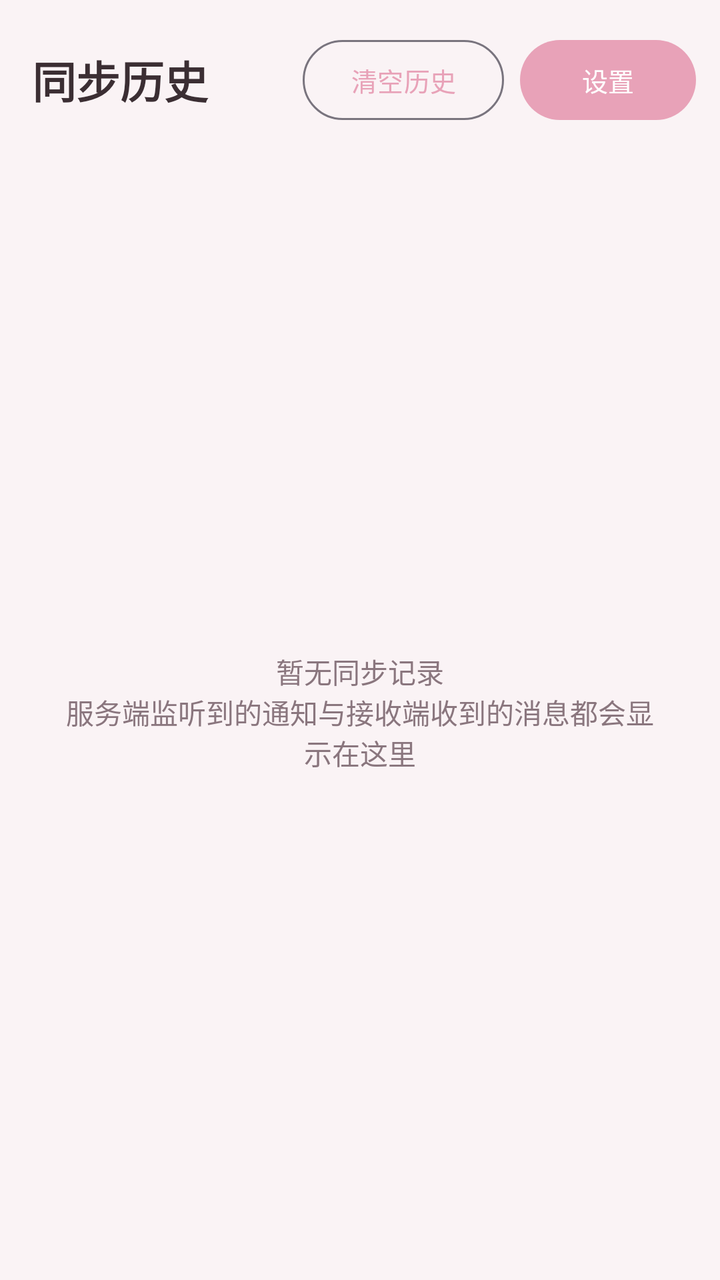
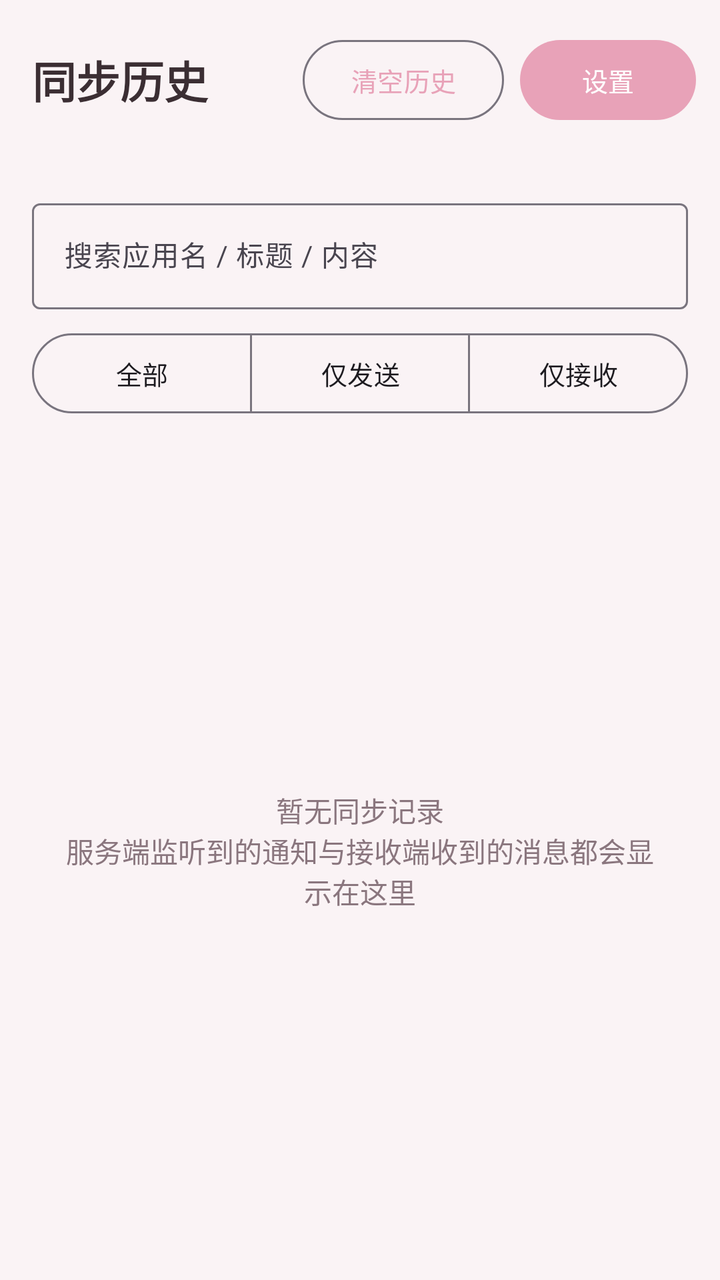

Two renders of the same Android screen: before a commit and after it. Below are the layout's source before the change and the commit's diff.
<!-- AndroidManifest.xml: application theme Theme.MuHanSync -->
<!-- res/layout/activity_main.xml -->
<?xml version="1.0" encoding="utf-8"?>
<LinearLayout xmlns:android="http://schemas.android.com/apk/res/android"
    xmlns:app="http://schemas.android.com/apk/res-auto"
    android:layout_width="match_parent"
    android:layout_height="match_parent"
    android:background="@color/background"
    android:fitsSystemWindows="true"
    android:orientation="vertical">

    
    <LinearLayout
        android:layout_width="match_parent"
        android:layout_height="wrap_content"
        android:orientation="horizontal"
        android:gravity="center_vertical"
        android:paddingStart="16dp"
        android:paddingTop="16dp"
        android:paddingEnd="12dp"
        android:paddingBottom="8dp">

        <TextView
            android:layout_width="0dp"
            android:layout_height="wrap_content"
            android:layout_weight="1"
            android:text="@string/history_title"
            android:textColor="@color/text_main"
            android:textSize="22sp"
            android:textStyle="bold" />

        <com.google.android.material.button.MaterialButton
            android:id="@+id/btnClear"
            style="?attr/materialButtonOutlinedStyle"
            android:layout_width="wrap_content"
            android:layout_height="wrap_content"
            android:text="@string/history_clear"
            android:textSize="13sp" />

        <com.google.android.material.button.MaterialButton
            android:id="@+id/btnSettings"
            android:layout_width="wrap_content"
            android:layout_height="wrap_content"
            android:layout_marginStart="8dp"
            android:text="@string/settings_title"
            android:textSize="13sp" />
    </LinearLayout>

    
    <FrameLayout
        android:layout_width="match_parent"
        android:layout_height="0dp"
        android:layout_weight="1">

        <androidx.recyclerview.widget.RecyclerView
            android:id="@+id/rvHistory"
            android:layout_width="match_parent"
            android:layout_height="match_parent"
            android:clipToPadding="false"
            android:padding="12dp"
            android:scrollbars="vertical" />

        <TextView
            android:id="@+id/tvEmpty"
            android:layout_width="match_parent"
            android:layout_height="wrap_content"
            android:layout_gravity="center"
            android:gravity="center"
            android:padding="32dp"
            android:text="@string/history_empty"
            android:textColor="@color/text_secondary"
            android:textSize="14sp" />
    </FrameLayout>
</LinearLayout>
<!-- resources referenced by this layout -->
<resources>
  <color name="background">#FAF3F5</color>
  <color name="text_main">#3B2E33</color>
  <color name="text_secondary">#8A767E</color>
  <string name="history_clear">清空历史</string>
  <string name="history_empty">暂无同步记录\n服务端监听到的通知与接收端收到的消息都会显示在这里</string>
  <string name="history_title">同步历史</string>
  <string name="settings_title">设置</string>
  <style name="Theme.MuHanSync" parent="Theme.Material3.Light.NoActionBar">
          <item name="colorPrimary">@color/primary</item>
          <item name="colorPrimaryDark">@color/primary_dark</item>
          <item name="colorSecondary">@color/accent</item>
          <item name="android:colorBackground">@color/background</item>
          <item name="android:statusBarColor">@color/primary_dark</item>
      </style>
  <color name="primary">#E8A2B8</color>
  <color name="primary_dark">#C97B94</color>
  <color name="accent">#F5C2D0</color>
</resources>

<!-- the commit's change to res/layout/activity_main.xml (unified diff, before → after) -->
@@ -11,8 +11,8 @@
     <LinearLayout
         android:layout_width="match_parent"
         android:layout_height="wrap_content"
+        android:gravity="center_vertical"
         android:orientation="horizontal"
-        android:gravity="center_vertical"
         android:paddingStart="16dp"
         android:paddingTop="16dp"
         android:paddingEnd="12dp"
@@ -45,6 +45,75 @@
     </LinearLayout>
 
     
+    <TextView
+        android:id="@+id/tvStats"
+        android:layout_width="match_parent"
+        android:layout_height="wrap_content"
+        android:paddingStart="16dp"
+        android:paddingEnd="16dp"
+        android:textColor="@color/text_secondary"
+        android:textSize="12sp" />
+
+    
+    <com.google.android.material.textfield.TextInputLayout
+        style="@style/Widget.Material3.TextInputLayout.OutlinedBox"
+        android:layout_width="match_parent"
+        android:layout_height="wrap_content"
+        android:layout_marginStart="16dp"
+        android:layout_marginTop="8dp"
+        android:layout_marginEnd="16dp"
+        android:hint="@string/search_hint">
+
+        <com.google.android.material.textfield.TextInputEditText
+            android:id="@+id/etSearch"
+            android:layout_width="match_parent"
+            android:layout_height="wrap_content"
+            android:imeOptions="actionSearch"
+            android:inputType="text"
+            android:singleLine="true"
+            android:textSize="14sp" />
+    </com.google.android.material.textfield.TextInputLayout>
+
+    
+    <com.google.android.material.button.MaterialButtonToggleGroup
+        android:id="@+id/filterToggle"
+        android:layout_width="match_parent"
+        android:layout_height="wrap_content"
+        android:layout_marginStart="16dp"
+        android:layout_marginTop="8dp"
+        android:layout_marginEnd="16dp"
+        app:singleSelection="true"
+        app:selectionRequired="true">
+
+        <com.google.android.material.button.MaterialButton
+            android:id="@+id/btnFilterAll"
+            style="?attr/materialButtonOutlinedStyle"
+            android:layout_width="0dp"
+            android:layout_height="wrap_content"
+            android:layout_weight="1"
+            android:text="@string/filter_all"
+            android:textSize="13sp" />
+
+        <com.google.android.material.button.MaterialButton
+            android:id="@+id/btnFilterSend"
+            style="?attr/materialButtonOutlinedStyle"
+            android:layout_width="0dp"
+            android:layout_height="wrap_content"
+            android:layout_weight="1"
+            android:text="@string/filter_send"
+            android:textSize="13sp" />
+
+        <com.google.android.material.button.MaterialButton
+            android:id="@+id/btnFilterRecv"
+            style="?attr/materialButtonOutlinedStyle"
+            android:layout_width="0dp"
+            android:layout_height="wrap_content"
+            android:layout_weight="1"
+            android:text="@string/filter_receive"
+            android:textSize="13sp" />
+    </com.google.android.material.button.MaterialButtonToggleGroup>
+
+    
     <FrameLayout
         android:layout_width="match_parent"
         android:layout_height="0dp"
<!-- resource entries referenced after the edit -->
@@ -3,9 +3,13 @@
   <color name="background">#FAF3F5</color>
   <color name="text_main">#3B2E33</color>
   <color name="text_secondary">#8A767E</color>
+  <string name="filter_all">全部</string>
+  <string name="filter_receive">仅接收</string>
+  <string name="filter_send">仅发送</string>
   <string name="history_clear">清空历史</string>
   <string name="history_empty">暂无同步记录\n服务端监听到的通知与接收端收到的消息都会显示在这里</string>
   <string name="history_title">同步历史</string>
+  <string name="search_hint">搜索应用名 / 标题 / 内容</string>
   <string name="settings_title">设置</string>
   <style name="Theme.MuHanSync" parent="Theme.Material3.Light.NoActionBar">
           <item name="colorPrimary">@color/primary</item>
